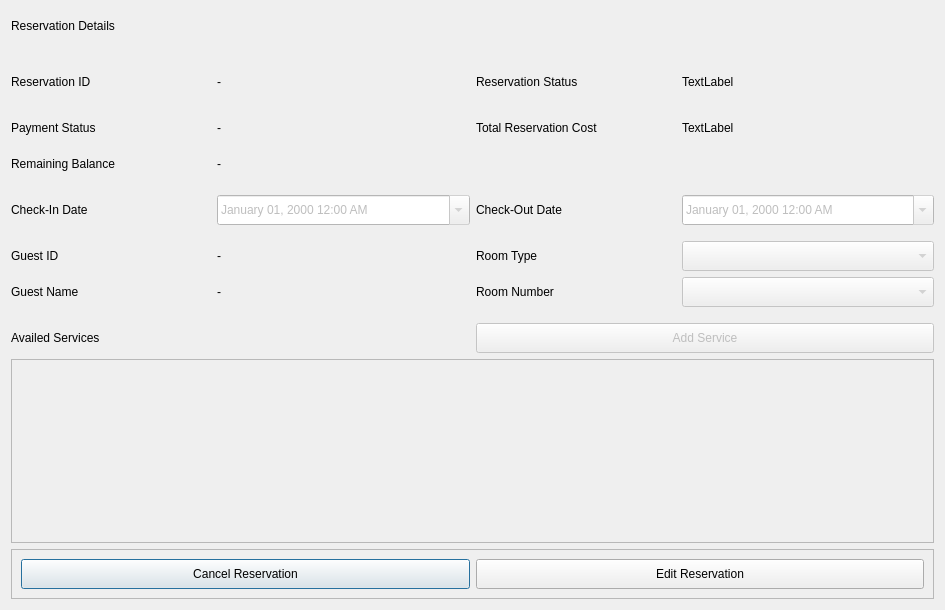
This is ui_files/reservation_info_dialog.ui in xbryan25/hotel-management-system as Qt 5 draws it before an edit. The edited form follows.
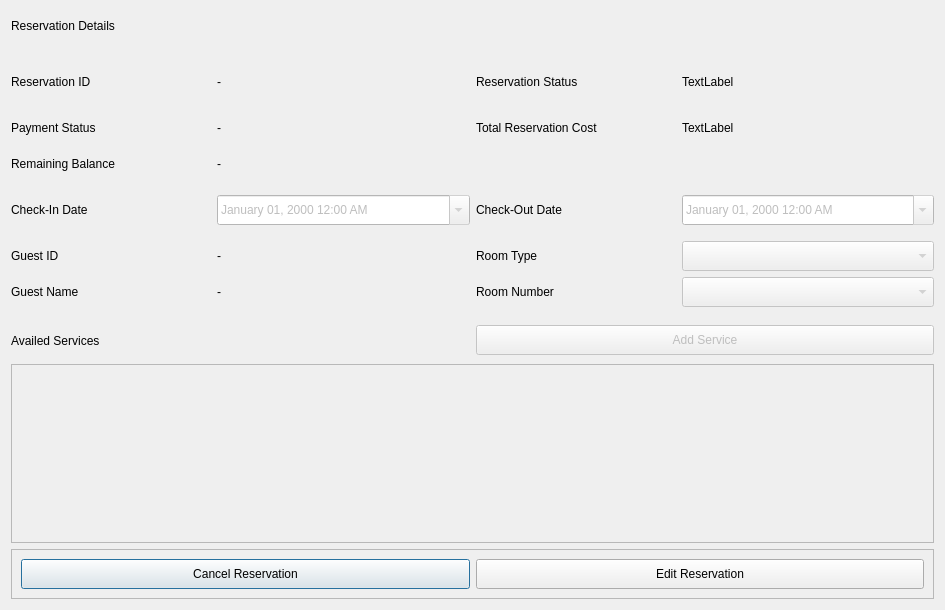
This is the edited form.

Patch:
```diff
--- a/ui_files/reservation_info_dialog.ui
+++ b/ui_files/reservation_info_dialog.ui
@@ -366,7 +366,7 @@
         <x>0</x>
         <y>0</y>
         <width>925</width>
-        <height>156</height>
+        <height>151</height>
        </rect>
       </property>
       <layout class="QGridLayout" name="availed_services_scroll_area_grid_layout">
@@ -395,7 +395,7 @@
      <property name="minimumSize">
       <size>
        <width>0</width>
-       <height>30</height>
+       <height>35</height>
       </size>
      </property>
      <property name="text">
```
